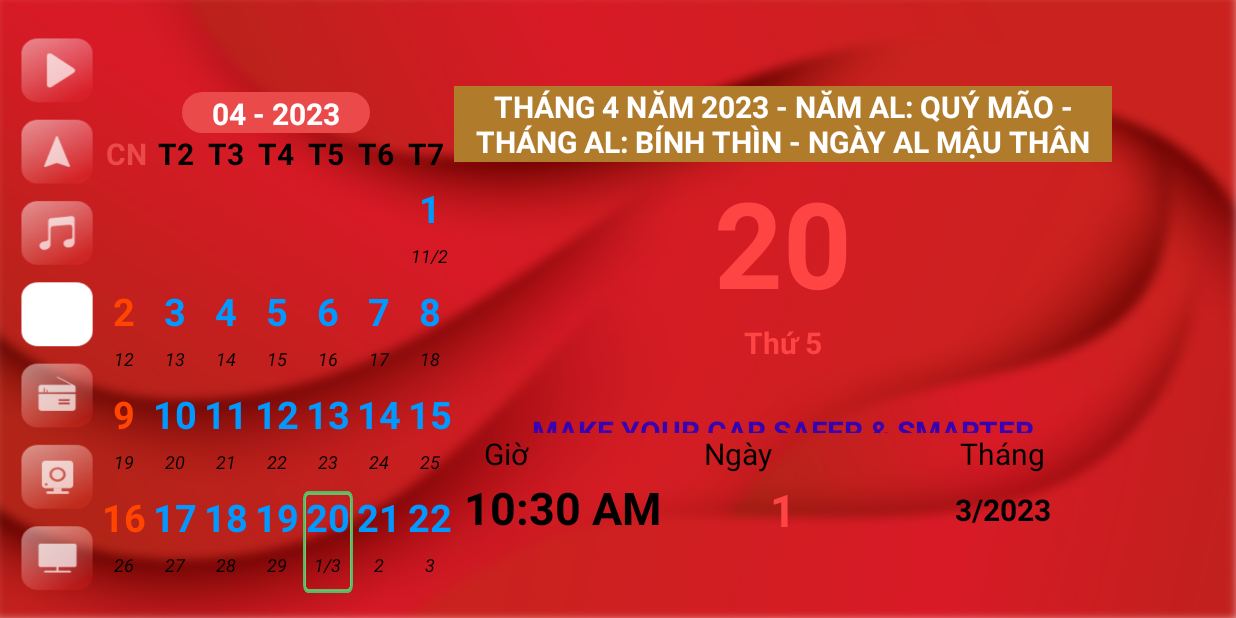
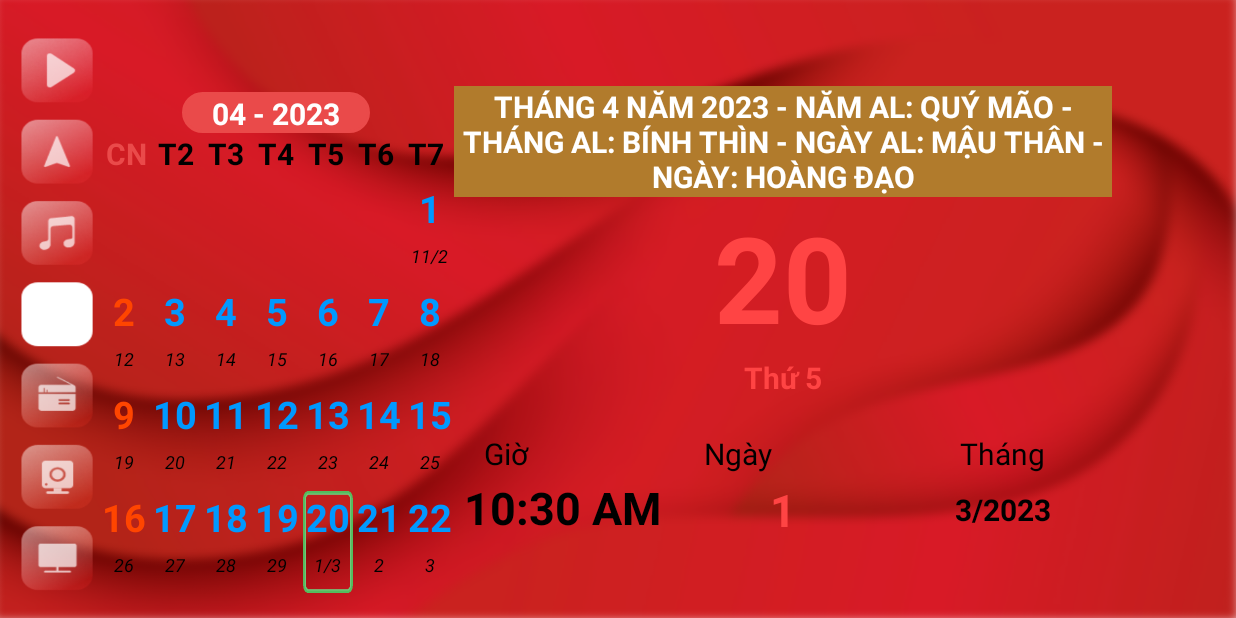
Before and after one commit to anhhv29/lunar-calendar, an Android app: the screen it shows after launch (MainActivity), on a phone screen of 824 x 412 dp (held sideways). Run offline under Robolectric (Android 15) with nearby library versions, the phone set to English and light mode, and no system bars; network calls fail; 5 statements that could not run were skipped.

Commit message:
Tính ngày hoàng đạo

```diff
--- a/app/src/main/java/vn/gotech/lunar_calendar/MainActivity.java
+++ b/app/src/main/java/vn/gotech/lunar_calendar/MainActivity.java
@@ -79,22 +79,68 @@ public class MainActivity extends AppCompatActivity {
             int monthLunar = lunar[1];
             int yearLunar = lunar[2];
 
+            //Tính Can, Chi Ngày/Tháng/Năm
             String[] can = {"Giáp", "Ất", "Bính", "Đinh", "Mậu", "Kỷ", "Canh", "Tân", "Nhâm", "Quý"};
             String[] chi = {"Tý", "Sửu", "Dần", "Mão", "Thìn", "Tỵ", "Ngọ", "Mùi", "Thân", "Dậu", "Tuất", "Hợi"};
 
+            //Năm Can Chi
             String canYear = can[(yearLunar + 6) % 10];
             String chiYear = chi[(yearLunar + 8) % 12];
             String lunarYear = canYear + " " + chiYear;
 
+            //Tháng Can Chi
             String[] chiM = {"Dần", "Mão", "Thìn", "Tỵ", "Ngọ", "Mùi", "Thân", "Dậu", "Tuất", "Hợi", "Tý", "Sửu"};
             String canMonth = can[(yearLunar * 12 + monthLunar + 3) % 10];
             String chiMonth = chiM[monthLunar - 1];
             String lunarMonth = canMonth + " " + chiMonth;
 
+            //Ngày Can Chi
             int dayJuliusNumber = jdFromDate(day, month, year);
             String canDay = can[(dayJuliusNumber + 9) % 10];
             String chiDay = chi[(dayJuliusNumber + 1) % 12];
             String lunarDay = canDay + " " + chiDay;
+
+            //Tính ngày hoàng đạo
+            String[] hoangDao = new String[6];
+            String[] hacDao = new String[6];
+
+            switch (monthLunar % 6) {
+                case 1:
+                    hoangDao = new String[]{"Tý", "Sửu", "Thìn", "Tỵ", "Mùi", "Tuất"};
+//                    hacDao = new String[]{"Dần", "Mão", "Ngọ", "Thân", "Dậu", "Hợi"};
+                    break;
+                case 2:
+                    hoangDao = new String[]{"Dần", "Mão", "Ngọ", "Mùi", "Dậu", "Tý"};
+//                    hacDao = new String[]{"Thìn", "Tỵ", "Thân", "Tuất", "Hợi", "Sửu"};
+                    break;
+                case 3:
+                    hoangDao = new String[]{"Thìn", "Tỵ", "Thân", "Dậu", "Hợi", "Dần"};
+//                    hacDao = new String[]{"Ngọ", "Mùi", "Tuất", "Tý", "Sửu", "Mão"};
+                    break;
+                case 4:
+                    hoangDao = new String[]{"Ngọ", "Mùi", "Tuất", "Hợi", "Sửu", "Thìn"};
+//                    hacDao = new String[]{"Thân", "Dậu", "Tý", "Dần", "Mão", "Tỵ"};
+                    break;
+                case 5:
+                    hoangDao = new String[]{"Thân", "Dậu", "Tý", "Sửu", "Mão", "Ngọ"};
+//                    hacDao = new String[]{"Tuất", "Hợi", "Dần", "Thìn", "Tỵ", "Mùi"};
+                    break;
+                case 0:
+                    hoangDao = new String[]{"Tuất", "Hợi", "Dần", "Mão", "Tỵ", "Thân"};
+//                    hacDao = new String[]{"Tý", "Sửu", "Thìn", "Ngọ", "Mùi", "Dậu"};
+                    break;
+            }
+
+            boolean checkHoangDao = false;
+            for (String s : hoangDao) {
+                if (chiDay.equals(s)) {
+                    Log.e("123abc", "hoangDao");
+                    checkHoangDao = true;
+                    break;
+                }
+            }
+
+            String HoangHacDao = (checkHoangDao) ? "Hoàng Đạo" : "Hắc Đạo";
 
 //            String[] can = {"Canh", "Tân", "Nhâm", "Quý", "Giáp", "Ất", "Bính", "Đinh", "Mậu", "Kỷ"};
 //            String[] chi = {"Thân", "Dậu", "Tuất", "Hợi", "Tý", "Sửu", "Dần", "Mão", "Thìn", "Tỵ", "Ngọ", "Mùi"};
@@ -135,68 +181,9 @@ public class MainActivity extends AppCompatActivity {
 //                    break;
 //            }
 
-            //cách tính khác về can chi tháng
-//            HashMap<String, String> lunarMonth2 = new HashMap<>();
-//            for (int i = 0; i < 12; i++) {
-//                int m = i + 1;
-//                String s = (i > 5) ? chi[i - 6] : chi[6 + i];
-//                lunarMonth2.put("T" + m, s);
-//            }
-//
-//            HashMap<String, String[]> lunarMonth3 = new HashMap<>();
-//            List<String> listMonthCan = new ArrayList<>();
-//
-//            for (int i = 0; i < 5; i++) {
-//                listMonthCan.add(can[i + 4] + "/" + can[(i + 9 > 9) ? i - 1 : (i + 9)]);
-//            }
-//
-//            for (int i = 0; i < listMonthCan.size(); i++) {
-//                if (i == 0) {
-//                    String[] canThang = new String[12];
-//                    for (int j = 0; j < 12; j++) {
-//                        canThang[j] = ((j > 3) ? can[j - 4] : can[j + 6]) + " " + lunarMonth2.get("T" + (j + 1));
-//                    }
-//                    lunarMonth3.put(listMonthCan.get(i), canThang);
-//                } else if (i == 1) {
-//                    String[] canThang2 = new String[12];
-//                    for (int j = 0; j < 12; j++) {
-//                        canThang2[j] = ((j > 1) ? can[j - 2] : can[j + 8]) + " " + lunarMonth2.get("T" + (j + 1));
-//                    }
-//                    lunarMonth3.put(listMonthCan.get(i), canThang2);
-//                } else if (i == 2) {
-//                    String[] canThang3 = new String[12];
-//                    for (int j = 0; j < 12; j++) {
-//                        canThang3[j] = (j > 9) ? can[j - 10] : can[j] + " " + lunarMonth2.get("T" + (j + 1));
-//                    }
-//                    lunarMonth3.put(listMonthCan.get(i), canThang3);
-//                } else if (i == 3) {
-//                    String[] canThang4 = new String[12];
-//                    for (int j = 0; j < 12; j++) {
-//                        canThang4[j] = ((j > 7) ? can[j - 8] : can[j + 2]) + " " + lunarMonth2.get("T" + (j + 1));
-//                    }
-//                    lunarMonth3.put(listMonthCan.get(i), canThang4);
-//                } else if (i == 4) {
-//                    String[] canThang5 = new String[12];
-//                    for (int j = 0; j < 12; j++) {
-//                        canThang5[j] = ((j > 5) ? can[j - 6] : can[j + 4]) + " " + lunarMonth2.get("T" + (j + 1));
-//                    }
-//                    lunarMonth3.put(listMonthCan.get(i), canThang5);
-//                }
-//            }
-//
-//
-//            for (HashMap.Entry<String, String[]> entry : lunarMonth3.entrySet()) {
-//                String key = entry.getKey();
-//                String[] value = entry.getValue();
-//                for (int j = 0; j < value.length; j++) {
-//                    if (key.contains(canYear) && (lunnar[1] - 1) == j)
-//                        Log.e("123123123", "Key: " + key + ", Value: " + value[j]);
-//                }
-//            }
-
 
             tvDay.setText("" + day);
-            tvMonth.setText("Tháng " + month + " Năm " + year + " - năm AL: " + lunarYear + " - tháng AL: " + lunarMonth + " - ngày AL " + lunarDay);
+            tvMonth.setText("Tháng " + month + " Năm " + year + " - năm AL: " + lunarYear + " - tháng AL: " + lunarMonth + " - ngày AL: " + lunarDay + " - Ngày: " + HoangHacDao);
             tvAuthor = findViewById(R.id.tvAuthor);
 
             tvLunarDay.setText("" + dayLunar);
@@ -292,8 +279,10 @@ public class MainActivity extends AppCompatActivity {
             c.set(Calendar.DAY_OF_MONTH, 1);
             int dayweeks = c.get(Calendar.DAY_OF_WEEK);
 
+            lst.clear();
             for (int i = 1; i < dayweeks; i++) {
                 MonthCalender week = new MonthCalender("", "");
+                Log.d("lst", lst.size() + "");
                 lst.add(week);
             }
 
@@ -364,4 +353,13 @@ public class MainActivity extends AppCompatActivity {
         //jd = jd - 1721425;
         return jd;
     }
+
+    private void checkHoangHacDao(String chiDay, String[] chiDays, String message) {
+        for (String s : chiDays) {
+            if (chiDay.equals(s)) {
+                Log.e("123abc", message);
+                break;
+            }
+        }
+    }
 }
```
